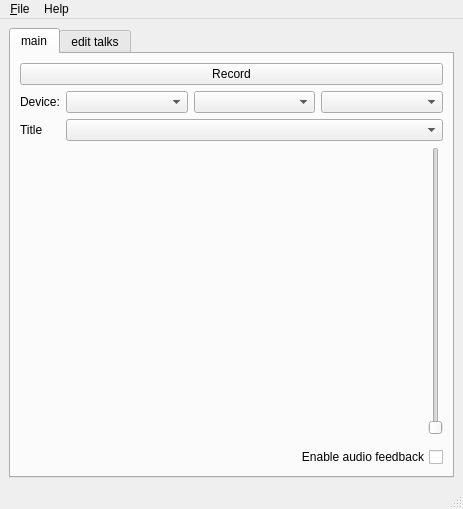
Old version of the form forms/freeseer_ui_qt.ui in the repository Freeseer/freeseer.
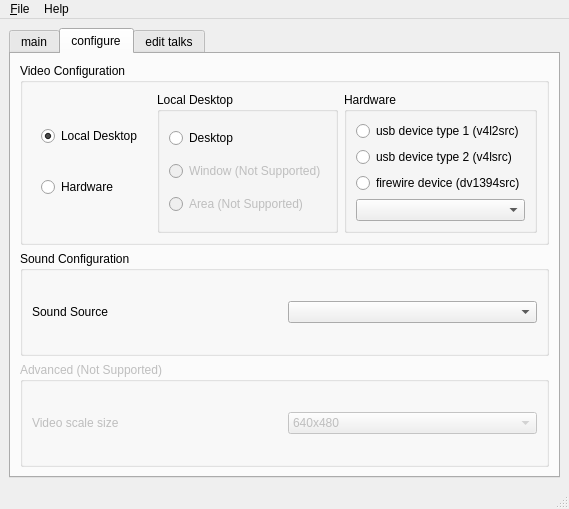
New version of the form. The open tabs and pages were chosen to show the change.

Commit message: Changed UI from with recommendations from issue27

Diff of the .ui file:
```diff
--- a/forms/freeseer_ui_qt.ui
+++ b/forms/freeseer_ui_qt.ui
@@ -6,7 +6,7 @@
    <rect>
     <x>0</x>
     <y>0</y>
-    <width>463</width>
+    <width>538</width>
     <height>509</height>
    </rect>
   </property>
@@ -48,6 +48,12 @@
        <layout class="QVBoxLayout" name="verticalLayout_2">
         <item>
          <widget class="QPushButton" name="recordButton">
+          <property name="minimumSize">
+           <size>
+            <width>0</width>
+            <height>40</height>
+           </size>
+          </property>
           <property name="text">
            <string>Record</string>
           </property>
@@ -57,74 +63,29 @@
          </widget>
         </item>
         <item>
-         <layout class="QVBoxLayout" name="optionsLayout">
+         <layout class="QHBoxLayout" name="talkListLayout">
           <item>
-           <layout class="QHBoxLayout" name="deviceOptionsLayout">
-            <item>
-             <widget class="QLabel" name="deviceLabel">
-              <property name="maximumSize">
-               <size>
-                <width>40</width>
-                <height>16777215</height>
-               </size>
-              </property>
-              <property name="text">
-               <string>Device:</string>
-              </property>
-             </widget>
-            </item>
-            <item>
-             <widget class="QComboBox" name="videoDeviceList">
-              <property name="toolTip">
-               <string>Device to use when recording.  This is ignored if xvimagesrc is used.</string>
-              </property>
-              <property name="whatsThis">
-               <string/>
-              </property>
-             </widget>
-            </item>
-            <item>
-             <widget class="QComboBox" name="videoSourceList">
-              <property name="toolTip">
-               <string>Video Source to use when recording.</string>
-              </property>
-             </widget>
-            </item>
-            <item>
-             <widget class="QComboBox" name="audioSourceList">
-              <property name="toolTip">
-               <string>Audio Source to use when recording.</string>
-              </property>
-             </widget>
-            </item>
-           </layout>
+           <widget class="QLabel" name="talkLabel">
+            <property name="maximumSize">
+             <size>
+              <width>40</width>
+              <height>24</height>
+             </size>
+            </property>
+            <property name="text">
+             <string>Title</string>
+            </property>
+            <property name="buddy">
+             <cstring>talkList</cstring>
+            </property>
+           </widget>
           </item>
           <item>
-           <layout class="QHBoxLayout" name="talkListLayout">
-            <item>
-             <widget class="QLabel" name="talkLabel">
-              <property name="maximumSize">
-               <size>
-                <width>40</width>
-                <height>24</height>
-               </size>
-              </property>
-              <property name="text">
-               <string>Title</string>
-              </property>
-              <property name="buddy">
-               <cstring>talkList</cstring>
-              </property>
-             </widget>
-            </item>
-            <item>
-             <widget class="QComboBox" name="talkList">
-              <property name="toolTip">
-               <string>Title of the presentation being recorded.  For example &quot;Thanh Ha - Introduction to Freeseer&quot;</string>
-              </property>
-             </widget>
-            </item>
-           </layout>
+           <widget class="QComboBox" name="talkList">
+            <property name="toolTip">
+             <string>Title of the presentation being recorded.  For example &quot;Thanh Ha - Introduction to Freeseer&quot;</string>
+            </property>
+           </widget>
           </item>
          </layout>
         </item>
@@ -163,6 +124,202 @@
         </item>
        </layout>
       </widget>
+      <widget class="QWidget" name="tab">
+       <attribute name="title">
+        <string>configure</string>
+       </attribute>
+       <layout class="QVBoxLayout" name="verticalLayout_8">
+        <item>
+         <widget class="QGroupBox" name="groupBox_2">
+          <property name="title">
+           <string>Video Configuration</string>
+          </property>
+          <layout class="QHBoxLayout" name="horizontalLayout">
+           <item>
+            <widget class="QWidget" name="widget" native="true">
+             <layout class="QVBoxLayout" name="verticalLayout_5">
+              <item>
+               <widget class="QRadioButton" name="localDesktopButton">
+                <property name="text">
+                 <string>Local Desktop</string>
+                </property>
+                <property name="checked">
+                 <bool>true</bool>
+                </property>
+               </widget>
+              </item>
+              <item>
+               <widget class="QRadioButton" name="hardwareButton">
+                <property name="text">
+                 <string>Hardware</string>
+                </property>
+               </widget>
+              </item>
+             </layout>
+            </widget>
+           </item>
+           <item>
+            <widget class="QGroupBox" name="localDesktopBox">
+             <property name="minimumSize">
+              <size>
+               <width>0</width>
+               <height>138</height>
+              </size>
+             </property>
+             <property name="title">
+              <string>Local Desktop</string>
+             </property>
+             <layout class="QVBoxLayout" name="verticalLayout_6">
+              <item>
+               <widget class="QRadioButton" name="radioButton">
+                <property name="text">
+                 <string>Desktop</string>
+                </property>
+               </widget>
+              </item>
+              <item>
+               <widget class="QRadioButton" name="radioButton_2">
+                <property name="enabled">
+                 <bool>false</bool>
+                </property>
+                <property name="toolTip">
+                 <string>This feature is currently not yet implemented.</string>
+                </property>
+                <property name="text">
+                 <string>Window (Not Supported)</string>
+                </property>
+               </widget>
+              </item>
+              <item>
+               <widget class="QRadioButton" name="radioButton_3">
+                <property name="enabled">
+                 <bool>false</bool>
+                </property>
+                <property name="toolTip">
+                 <string>This feature is currently not yet implemented.</string>
+                </property>
+                <property name="text">
+                 <string>Area (Not Supported)</string>
+                </property>
+               </widget>
+              </item>
+             </layout>
+            </widget>
+           </item>
+           <item>
+            <widget class="QGroupBox" name="hardwareBox">
+             <property name="minimumSize">
+              <size>
+               <width>0</width>
+               <height>138</height>
+              </size>
+             </property>
+             <property name="title">
+              <string>Hardware</string>
+             </property>
+             <property name="flat">
+              <bool>false</bool>
+             </property>
+             <property name="checkable">
+              <bool>false</bool>
+             </property>
+             <property name="checked">
+              <bool>false</bool>
+             </property>
+             <layout class="QVBoxLayout" name="verticalLayout_7">
+              <item>
+               <widget class="QRadioButton" name="radioButton_4">
+                <property name="text">
+                 <string>usb device type 1 (v4l2src)</string>
+                </property>
+               </widget>
+              </item>
+              <item>
+               <widget class="QRadioButton" name="radioButton_5">
+                <property name="text">
+                 <string>usb device type 2 (v4lsrc)</string>
+                </property>
+               </widget>
+              </item>
+              <item>
+               <widget class="QRadioButton" name="radioButton_6">
+                <property name="text">
+                 <string>firewire device (dv1394src)</string>
+                </property>
+               </widget>
+              </item>
+              <item>
+               <widget class="QComboBox" name="comboBox"/>
+              </item>
+             </layout>
+            </widget>
+           </item>
+          </layout>
+         </widget>
+        </item>
+        <item>
+         <widget class="QGroupBox" name="groupBox_3">
+          <property name="title">
+           <string>Sound Configuration</string>
+          </property>
+          <layout class="QHBoxLayout" name="horizontalLayout_3">
+           <item>
+            <widget class="QLabel" name="label_5">
+             <property name="text">
+              <string>Sound Source</string>
+             </property>
+             <property name="buddy">
+              <cstring>comboBox_2</cstring>
+             </property>
+            </widget>
+           </item>
+           <item>
+            <widget class="QComboBox" name="comboBox_2"/>
+           </item>
+          </layout>
+         </widget>
+        </item>
+        <item>
+         <widget class="QGroupBox" name="groupBox_4">
+          <property name="enabled">
+           <bool>false</bool>
+          </property>
+          <property name="toolTip">
+           <string>This feature has not yet been implemented.</string>
+          </property>
+          <property name="title">
+           <string>Advanced (Not Supported)</string>
+          </property>
+          <layout class="QHBoxLayout" name="horizontalLayout_5">
+           <item>
+            <widget class="QLabel" name="label_6">
+             <property name="text">
+              <string>Video scale size</string>
+             </property>
+             <property name="buddy">
+              <cstring>comboBox_3</cstring>
+             </property>
+            </widget>
+           </item>
+           <item>
+            <widget class="QComboBox" name="comboBox_3">
+             <item>
+              <property name="text">
+               <string>640x480</string>
+              </property>
+             </item>
+             <item>
+              <property name="text">
+               <string>1024x768</string>
+              </property>
+             </item>
+            </widget>
+           </item>
+          </layout>
+         </widget>
+        </item>
+       </layout>
+      </widget>
       <widget class="QWidget" name="editTalksPage">
        <attribute name="title">
         <string>edit talks</string>
@@ -357,7 +514,7 @@
     <rect>
      <x>0</x>
      <y>0</y>
-     <width>463</width>
+     <width>538</width>
      <height>19</height>
     </rect>
    </property>
```
Left out of the diff: 35 changed lines with no effect on the pictures.
